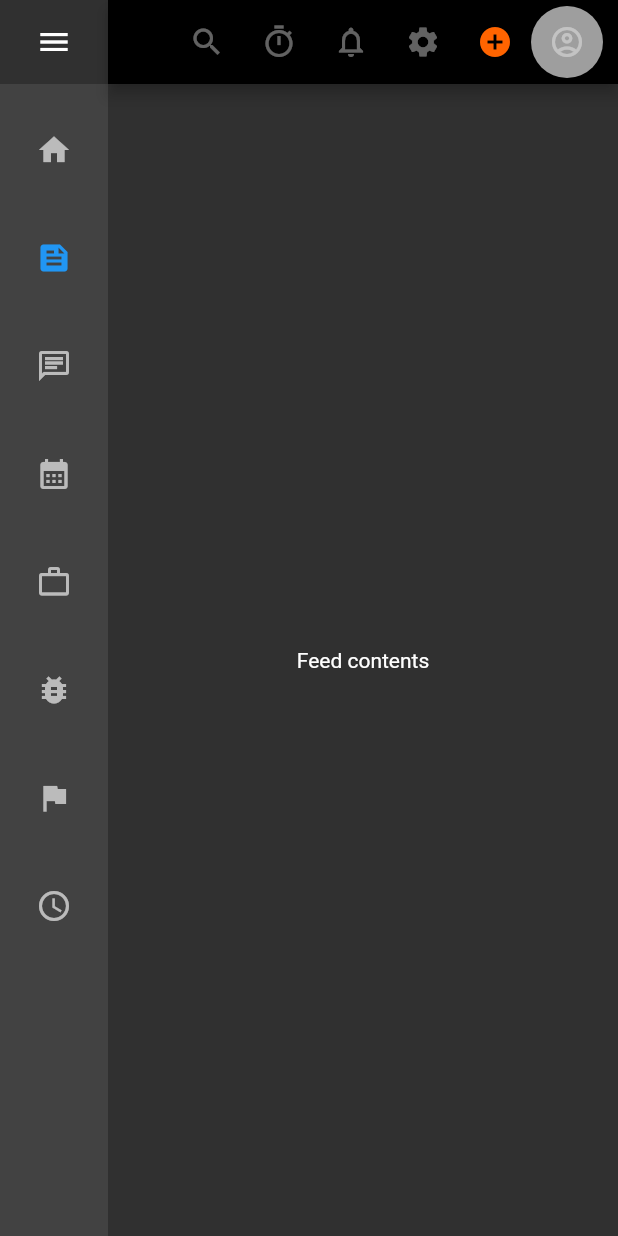
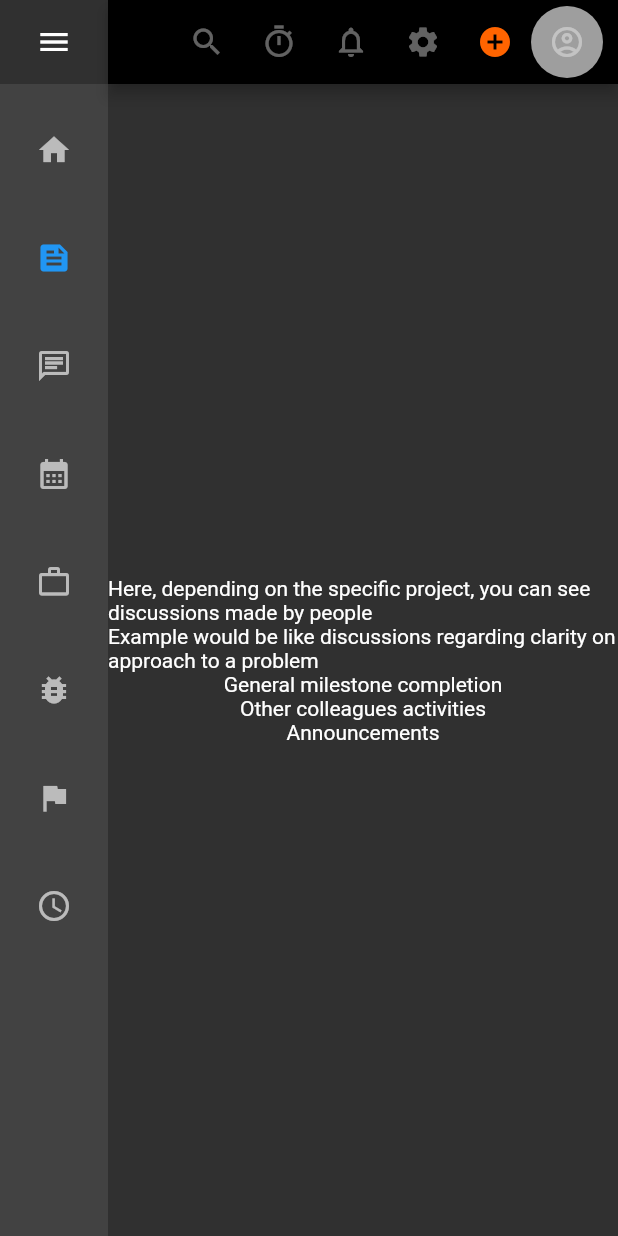
Before and after one commit to LOVE-CRAFTT/Bug-Tracker, a Flutter app: the screen it shows after launch, after a tap on "Feed", on a phone screen of 412 x 824 dp. Run offline on Flutter 3.47's test engine with Material 2 defaults, Android fonts, the phone set to English and light mode, and no system bars.

Commit message:
add goals for feed page

```diff
--- a/bug_tracker/lib/pages/feed_page.dart
+++ b/bug_tracker/lib/pages/feed_page.dart
@@ -14,7 +14,25 @@ class _FeedPageState extends State<FeedPage> {
     return Scaffold(
       appBar: reusableAppBar("Feed"),
       body: const Center(
-        child: Text("Feed contents"),
+        child: Column(
+          mainAxisAlignment: MainAxisAlignment.center,
+          children: [
+            Text(
+                "Here, depending on the specific project, you can see discussions made by people"),
+            Text(
+              "Example would be like discussions regarding clarity on approach to a problem",
+            ),
+            Text(
+              "General milestone completion",
+            ),
+            Text(
+              "Other colleagues activities",
+            ),
+            Text(
+              "Announcements",
+            )
+          ],
+        ),
       ),
     );
   }
--- a/bug_tracker/lib/ui_components/large_container.dart
+++ b/bug_tracker/lib/ui_components/large_container.dart
@@ -59,12 +59,14 @@ class _LargeContainerState extends State<LargeContainer> {
                   AppBar(
                     backgroundColor: Colors.transparent,
                     elevation: 0,
-                    leading: IconButton(
-                      icon: const Icon(Icons.close_sharp),
-                      onPressed: () {
-                        // Add your onPressed callback here
-                      },
-                    ),
+                    leading: _hover
+                        ? IconButton(
+                            icon: const Icon(Icons.close_sharp),
+                            onPressed: () {
+                              // Add your onPressed callback here
+                            },
+                          )
+                        : null,
                     title: Text(
                       widget.title,
                       style: kAppBarTextStyle,
```
